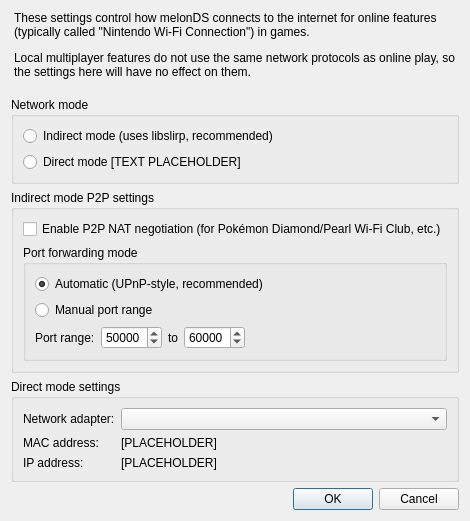
The window that src/frontend/qt_sdl/WifiSettingsDialog.ui (jonathan-priebe/melonDS) describes before a commit, drawn with Qt 5.
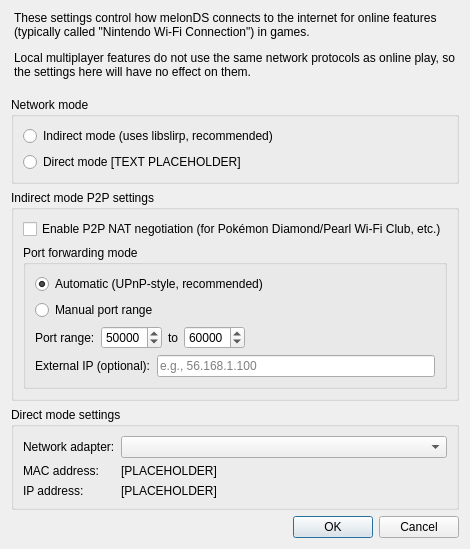
The same window after the commit.

Commit message: Modify Nat-Handler for p2p and configure feature for external ip

The edit to the form file:
```diff
--- a/src/frontend/qt_sdl/WifiSettingsDialog.ui
+++ b/src/frontend/qt_sdl/WifiSettingsDialog.ui
@@ -172,6 +172,27 @@
            </item>
           </layout>
          </item>
+         <item>
+          <layout class="QHBoxLayout" name="horizontalLayoutExternalIP">
+           <item>
+            <widget class="QLabel" name="lblExternalIP">
+             <property name="text">
+              <string>External IP (optional):</string>
+             </property>
+            </widget>
+           </item>
+           <item>
+            <widget class="QLineEdit" name="txtExternalIP">
+             <property name="whatsThis">
+              <string>&lt;html&gt;&lt;head/&gt;&lt;body&gt;&lt;p&gt;Your public IP address (e.g., 56.168.1.100). Leave empty for automatic detection. Required for P2P connections when automatic detection fails.&lt;/p&gt;&lt;/body&gt;&lt;/html&gt;</string>
+             </property>
+             <property name="placeholderText">
+              <string>e.g., 56.168.1.100</string>
+             </property>
+            </widget>
+           </item>
+          </layout>
+         </item>
         </layout>
        </widget>
       </item>
```
The commit also changes 3 other files.
